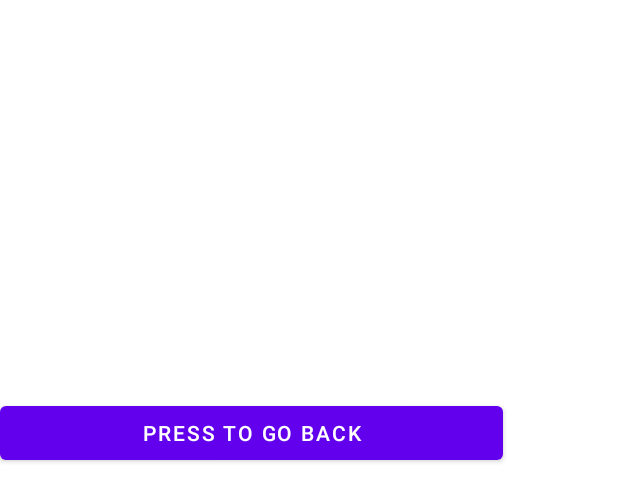
After one commit to Shreygupta2002/NSP_BANK, an Android app: the layout employee3.xml on its own in the app's theme, with its tools: preview values and no code run, on a phone screen of 412 x 824 dp. The commit adds this screen. Shown: the top 502 px of the screen. Run offline under Robolectric (Android 15) with nearby library versions, the phone set to English and light mode, and no system bars.

Commit message:
Colour Changed

```diff
--- a/app/src/main/java/nsp/bhu/in/MainActivity.java
+++ b/app/src/main/java/nsp/bhu/in/MainActivity.java
@@ -107,8 +107,10 @@ public class MainActivity extends AppCompatActivity {
         }
         else
         {
+            emppos=pos;
             textView.setText("ID FOUND!!!");
             setContentView(R.layout.employee2);
+
         }
     }
     public void onClick10(View view)
@@ -116,9 +118,21 @@ public class MainActivity extends AppCompatActivity {
         setContentView(R.layout.employee1);
     }
 
+    public void onClick14(View view) {
+        setContentView(R.layout.employee3);
+        TextView textView=(TextView) (findViewById(R.id.textView14));
+        textView.setText(employees.get(emppos).display_details());
+    }
+
+    public void onClick15(View view) {
+        setContentView(R.layout.employee2);
+    }
 
     List<employee> employees = new ArrayList<employee>();
     List<people> peoples = new ArrayList<people>();
+
+
+    int emppos;
     @Override
     protected void onCreate(Bundle savedInstanceState) {
         super.onCreate(savedInstanceState);
--- a/app/src/main/java/nsp/bhu/in/employee.java
+++ b/app/src/main/java/nsp/bhu/in/employee.java
@@ -50,6 +50,8 @@ public class employee implements Parcelable {
         return ans;
     }
 
+
+
     public String getEmployeeId() {
         return this.id;
     }
--- a/app/src/main/res/layout/employee2.xml
+++ b/app/src/main/res/layout/employee2.xml
@@ -10,6 +10,7 @@
         android:layout_width="wrap_content"
         android:layout_height="wrap_content"
         android:layout_marginTop="100dp"
+        android:onClick="onClick14"
         android:text="VIEW YOUR DETAILS"
         app:layout_constraintEnd_toEndOf="parent"
         app:layout_constraintStart_toStartOf="parent"
--- /dev/null
+++ b/app/src/main/res/layout/employee3.xml
@@ -0,0 +1,32 @@
+<?xml version="1.0" encoding="utf-8"?>
+<androidx.constraintlayout.widget.ConstraintLayout xmlns:android="http://schemas.android.com/apk/res/android"
+    xmlns:tools="http://schemas.android.com/tools"
+    android:layout_width="match_parent"
+    android:layout_height="match_parent">
+
+    <ScrollView
+        android:layout_width="match_parent"
+        android:layout_height="match_parent">
+
+        <LinearLayout
+            android:layout_width="match_parent"
+            android:layout_height="wrap_content"
+            android:orientation="vertical" >
+
+            <TextView
+                android:id="@+id/textView14"
+                android:layout_width="330dp"
+                android:layout_height="wrap_content"
+                android:layout_marginTop="100dp"
+                android:textSize="48sp" />
+
+            <Button
+                android:id="@+id/button17"
+                android:layout_width="335dp"
+                android:layout_height="wrap_content"
+                android:layout_marginTop="100dp"
+                android:onClick="onClick15"
+                android:text="PRESS TO GO BACK" />
+        </LinearLayout>
+    </ScrollView>
+</androidx.constraintlayout.widget.ConstraintLayout>
```
